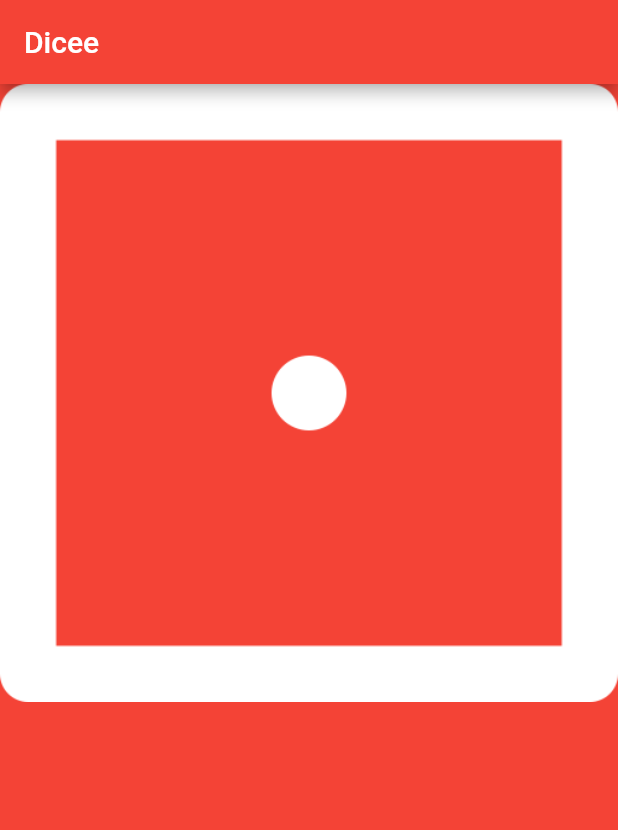
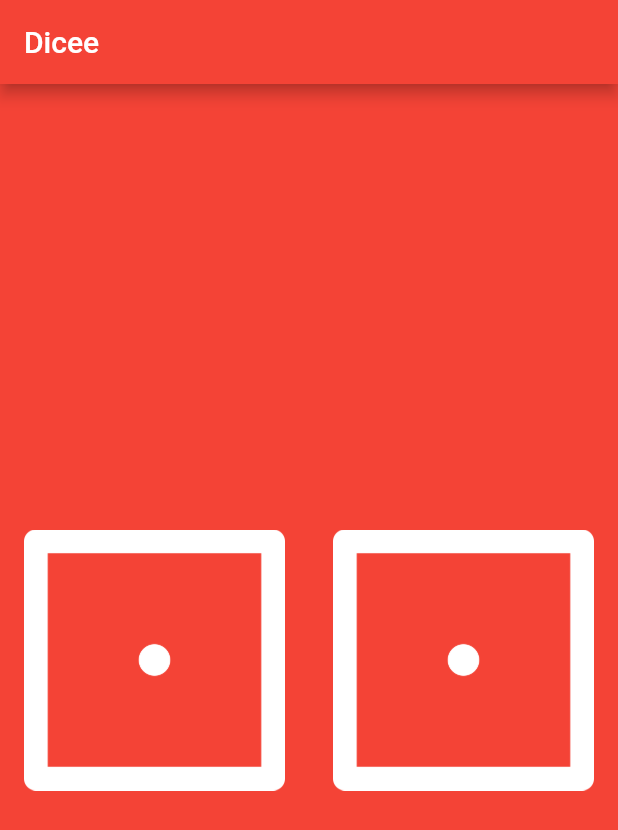
Before and after one commit to ambrosaur/dice_app, a Flutter app: the screen it shows after launch, on a phone screen of 412 x 824 dp. Shown: the top 830 px of the screen. Run offline on Flutter 3.47's test engine with Material 2 defaults, Android fonts, the phone set to English and light mode, and no system bars.

Commit message:
add flat button and functionality

```diff
--- a/lib/main.dart
+++ b/lib/main.dart
@@ -18,13 +18,27 @@ void main() {
 class DicePage extends StatelessWidget {
   @override
   Widget build(BuildContext context) {
-    return Row(
-      children: <Widget>[
-        Expanded(
-          //expands, auto resize to fill available space horizontally
-          child: Image(image: AssetImage('images/dice1.png')),
-        ),
-      ],
+    return Center(
+      child: Row(
+        children: <Widget>[
+          Expanded(
+            //expands, auto resize to fill available space horizontally
+            child: FlatButton(
+                onPressed: () {
+                  print('Left button got pressed.');
+                },
+                child: Image.asset('images/dice1.png')),
+          ),
+          Expanded(
+            //expands, auto resize to fill available space horizontally
+            child: FlatButton(
+                onPressed: () {
+                  print('Right button got pressed.');
+                },
+                child: Image.asset('images/dice1.png')),
+          ),
+        ],
+      ),
     );
   }
 }
```
